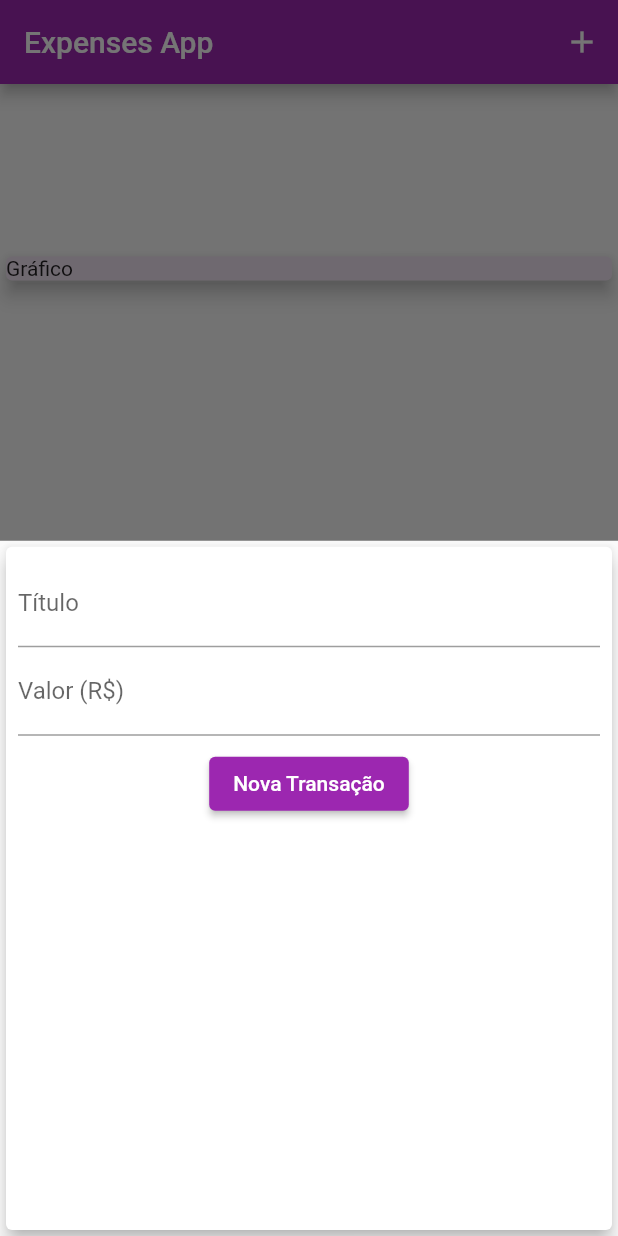
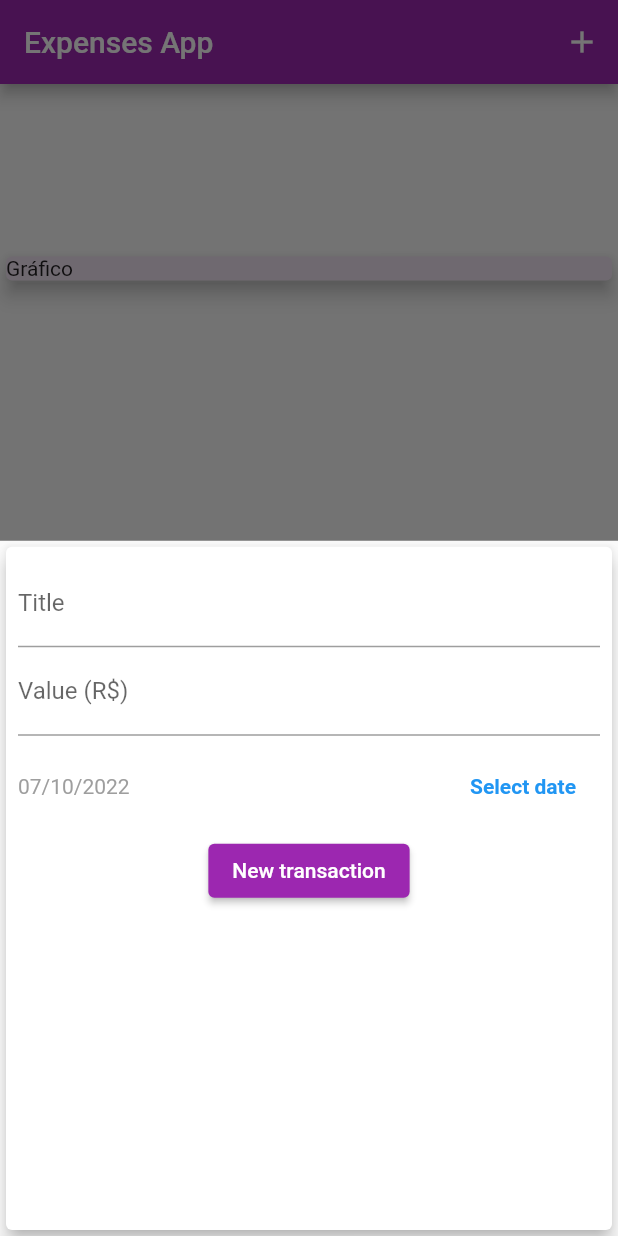
Before and after one commit to pjfernandes/expenses-version-2, a Flutter app: the screen it shows after launch, after a tap on the "delete" icon, after a tap on the "add" icon, on a phone screen of 412 x 824 dp. Run offline on Flutter 3.47's test engine with Material 2 defaults, Android fonts, the phone set to English and light mode, and no system bars.

Commit message:
datepicker implemented

```diff
--- a/lib/components/transaction_form.dart
+++ b/lib/components/transaction_form.dart
@@ -1,9 +1,8 @@
-import 'dart:ui';
-
 import 'package:flutter/material.dart';
+import 'package:intl/intl.dart';
 
 class TransactionForm extends StatefulWidget {
-  final void Function(String, double) onSubmit;
+  final void Function(String, double, DateTime) onSubmit;
 
   TransactionForm(this.onSubmit);
 
@@ -12,19 +11,36 @@ class TransactionForm extends StatefulWidget {
 }
 
 class _TransactionFormState extends State<TransactionForm> {
-  final titleController = TextEditingController();
-
-  final valueController = TextEditingController();
+  final _titleController = TextEditingController();
+  final _valueController = TextEditingController();
+  DateTime? _selectedDate = DateTime.now();
 
   void _submitForm() {
-    final title = titleController.text;
-    final value = double.tryParse(valueController.text) ?? 0.0;
+    final title = _titleController.text;
+    final value = double.tryParse(_valueController.text) ?? 0.0;
 
     if (title.isEmpty || value <= 0) {
       return;
     }
 
-    widget.onSubmit(title, value); //acesso ao componente stateful
+    widget.onSubmit(
+        title, value, _selectedDate!); //acesso ao componente stateful
+  }
+
+  void _showDatePicker() {
+    showDatePicker(
+      context: context,
+      initialDate: DateTime.now(),
+      firstDate: DateTime(2019),
+      lastDate: DateTime.now(),
+    ).then((pickedDate) {
+      if (pickedDate == null) {
+        return;
+      }
+      setState(() {
+        _selectedDate = pickedDate;
+      });
+    });
   }
 
   @override
@@ -38,21 +54,45 @@ class _TransactionFormState extends State<TransactionForm> {
             TextField(
               keyboardType: TextInputType.text,
               onSubmitted: (_) => _submitForm(),
-              controller: titleController,
-              decoration: InputDecoration(labelText: "Título"),
+              controller: _titleController,
+              decoration: InputDecoration(labelText: "Title"),
             ),
             TextField(
               keyboardType: TextInputType.numberWithOptions(decimal: true),
               onSubmitted: (_) => _submitForm(),
-              controller: valueController,
-              decoration: InputDecoration(labelText: "Valor (R\$)"),
+              controller: _valueController,
+              decoration: InputDecoration(labelText: "Value (R\$)"),
+            ),
+            SizedBox(
+              height: 10,
+            ),
+            Row(
+              mainAxisAlignment: MainAxisAlignment.spaceBetween,
+              children: [
+                Text(
+                  _selectedDate == null
+                      ? "No date selected"
+                      : DateFormat('dd/MM/y').format(_selectedDate!).toString(),
+                  style: TextStyle(color: Colors.grey),
+                ),
+                FlatButton(
+                  onPressed: _showDatePicker,
+                  child: Text(
+                    'Select date',
+                    style: TextStyle(
+                      color: Colors.blue,
+                      fontWeight: FontWeight.bold,
+                    ),
+                  ),
+                )
+              ],
             ),
             Padding(
               padding: const EdgeInsets.all(8.0),
               child: ElevatedButton(
                 onPressed: _submitForm,
                 child: Text(
-                  "Nova Transação",
+                  "New transaction",
                   style: TextStyle(fontFamily: 'Roboto'),
                 ),
                 style: ElevatedButton.styleFrom(
--- a/lib/main.dart
+++ b/lib/main.dart
@@ -43,12 +43,12 @@ class _MyHomePageState extends State<MyHomePage> {
     )
   ];
 
-  void _addTransaction(String title, double value) {
+  void _addTransaction(String title, double value, DateTime date) {
     final Transaction newTransaction = Transaction(
       id: Random().nextInt(10),
       title: title,
       value: value,
-      date: DateTime.now(),
+      date: date,
     );
 
     setState(() {
```
